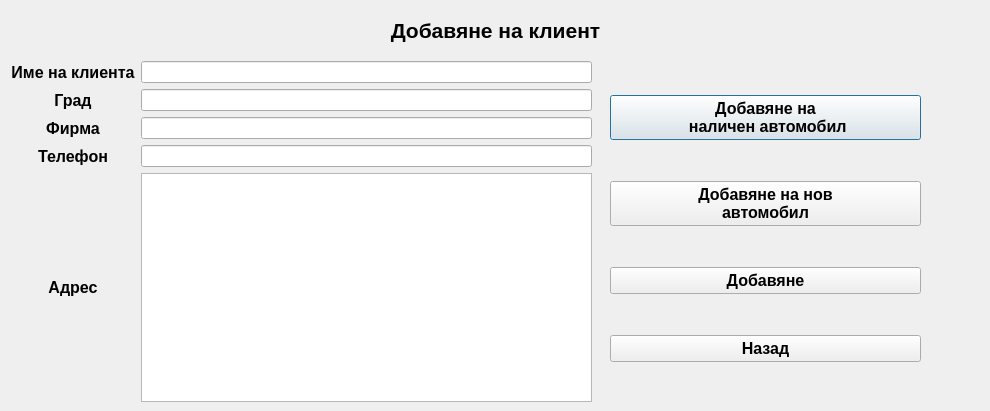
JohnnyBrawo/CarServ, file newclient.ui: the form before one commit.
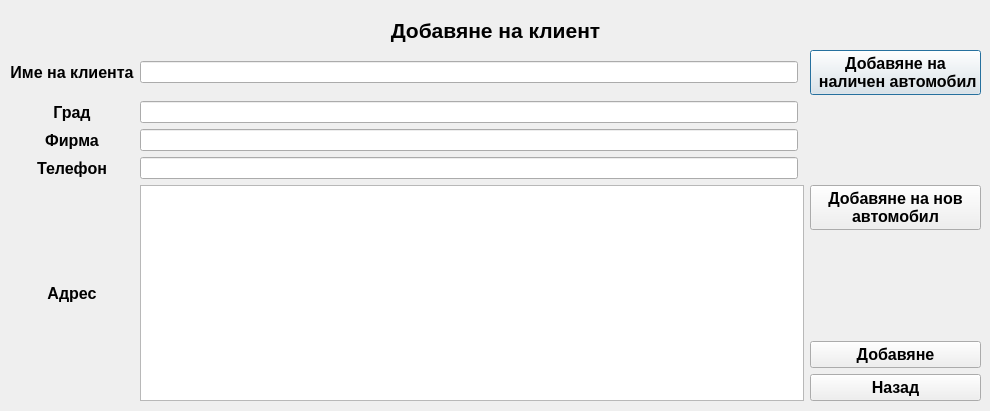
The form after the commit.

Commit message: Add client car from NewClent form. Clear fields on load function

Patch:
```diff
--- a/newclient.ui
+++ b/newclient.ui
@@ -36,83 +36,13 @@
     <set>Qt::AlignCenter</set>
    </property>
   </widget>
-  <widget class="QWidget" name="">
+  <widget class="QWidget" name="layoutWidget">
    <property name="geometry">
     <rect>
-     <x>610</x>
-     <y>60</y>
-     <width>311</width>
-     <height>341</height>
-    </rect>
-   </property>
-   <layout class="QVBoxLayout" name="verticalLayout">
-    <item>
-     <widget class="QPushButton" name="Button_AddClientAuto_">
-      <property name="font">
-       <font>
-        <pointsize>12</pointsize>
-        <weight>75</weight>
-        <bold>true</bold>
-       </font>
-      </property>
-      <property name="text">
-       <string>Добавяне на 
- наличен автомобил</string>
-      </property>
-     </widget>
-    </item>
-    <item>
-     <widget class="QPushButton" name="Button_AddClientAuto">
-      <property name="font">
-       <font>
-        <pointsize>12</pointsize>
-        <weight>75</weight>
-        <bold>true</bold>
-       </font>
-      </property>
-      <property name="text">
-       <string>Добавяне на нов 
-автомобил</string>
-      </property>
-     </widget>
-    </item>
-    <item>
-     <widget class="QPushButton" name="Button_Add_Klient">
-      <property name="font">
-       <font>
-        <pointsize>12</pointsize>
-        <weight>75</weight>
-        <bold>true</bold>
-       </font>
-      </property>
-      <property name="text">
-       <string>Добавяне</string>
-      </property>
-     </widget>
-    </item>
-    <item>
-     <widget class="QPushButton" name="Button_CancelAdd">
-      <property name="font">
-       <font>
-        <pointsize>12</pointsize>
-        <weight>75</weight>
-        <bold>true</bold>
-       </font>
-      </property>
-      <property name="text">
-       <string>Назад</string>
-      </property>
-     </widget>
-    </item>
-   </layout>
-  </widget>
-  <widget class="QWidget" name="">
-   <property name="geometry">
-    <rect>
-     <x>11</x>
-     <y>61</y>
-     <width>581</width>
-     <height>341</height>
+     <x>10</x>
+     <y>50</y>
+     <width>971</width>
+     <height>351</height>
     </rect>
    </property>
    <layout class="QGridLayout" name="gridLayout">
@@ -136,8 +66,40 @@
       </property>
      </widget>
     </item>
-    <item row="0" column="1">
-     <widget class="QLineEdit" name="LText_ClientName"/>
+    <item row="0" column="3">
+     <widget class="QPushButton" name="Button_AddClientAuto">
+      <property name="font">
+       <font>
+        <pointsize>12</pointsize>
+        <weight>75</weight>
+        <bold>true</bold>
+       </font>
+      </property>
+      <property name="text">
+       <string>Добавяне на 
+ наличен автомобил</string>
+      </property>
+     </widget>
+    </item>
+    <item row="5" column="0" rowspan="4">
+     <widget class="QLabel" name="L_Klient_Address">
+      <property name="font">
+       <font>
+        <pointsize>12</pointsize>
+        <weight>75</weight>
+        <bold>true</bold>
+       </font>
+      </property>
+      <property name="autoFillBackground">
+       <bool>true</bool>
+      </property>
+      <property name="text">
+       <string>Адрес</string>
+      </property>
+      <property name="alignment">
+       <set>Qt::AlignCenter</set>
+      </property>
+     </widget>
     </item>
     <item row="1" column="0">
      <widget class="QLabel" name="L_Klien_City">
@@ -159,8 +121,19 @@
       </property>
      </widget>
     </item>
-    <item row="1" column="1">
-     <widget class="QLineEdit" name="LText_ClientCity"/>
+    <item row="8" column="3">
+     <widget class="QPushButton" name="Button_CancelAdd">
+      <property name="font">
+       <font>
+        <pointsize>12</pointsize>
+        <weight>75</weight>
+        <bold>true</bold>
+       </font>
+      </property>
+      <property name="text">
+       <string>Назад</string>
+      </property>
+     </widget>
     </item>
     <item row="2" column="0">
      <widget class="QLabel" name="L_Klient_Firm">
@@ -182,10 +155,7 @@
       </property>
      </widget>
     </item>
-    <item row="2" column="1">
-     <widget class="QLineEdit" name="LText_ClientFirm"/>
-    </item>
-    <item row="3" column="0">
+    <item row="4" column="0">
      <widget class="QLabel" name="L_Klient_Phone">
       <property name="font">
        <font>
@@ -205,11 +175,8 @@
       </property>
      </widget>
     </item>
-    <item row="3" column="1">
-     <widget class="QLineEdit" name="LTex_ClientPhone"/>
-    </item>
-    <item row="4" column="0">
-     <widget class="QLabel" name="L_Klient_Address">
+    <item row="7" column="3">
+     <widget class="QPushButton" name="Button_Add_Klient">
       <property name="font">
        <font>
         <pointsize>12</pointsize>
@@ -217,20 +184,41 @@
         <bold>true</bold>
        </font>
       </property>
-      <property name="autoFillBackground">
-       <bool>true</bool>
-      </property>
       <property name="text">
-       <string>Адрес</string>
+       <string>Добавяне</string>
       </property>
-      <property name="alignment">
-       <set>Qt::AlignCenter</set>
+     </widget>
+    </item>
+    <item row="5" column="3">
+     <widget class="QPushButton" name="Button_AddClientAutoNew">
+      <property name="font">
+       <font>
+        <pointsize>12</pointsize>
+        <weight>75</weight>
+        <bold>true</bold>
+       </font>
       </property>
+      <property name="text">
+       <string>Добавяне на нов 
+автомобил</string>
+      </property>
      </widget>
     </item>
-    <item row="4" column="1">
+    <item row="5" column="1" rowspan="4" colspan="2">
      <widget class="QTextEdit" name="Text_KlientAddress"/>
     </item>
+    <item row="1" column="1">
+     <widget class="QLineEdit" name="LText_ClientCity"/>
+    </item>
+    <item row="2" column="1">
+     <widget class="QLineEdit" name="LText_ClientFirm"/>
+    </item>
+    <item row="4" column="1">
+     <widget class="QLineEdit" name="LText_ClientPhone"/>
+    </item>
+    <item row="0" column="1">
+     <widget class="QLineEdit" name="LText_ClientName"/>
+    </item>
    </layout>
   </widget>
  </widget>
```
The commit also changes 13 other files.
